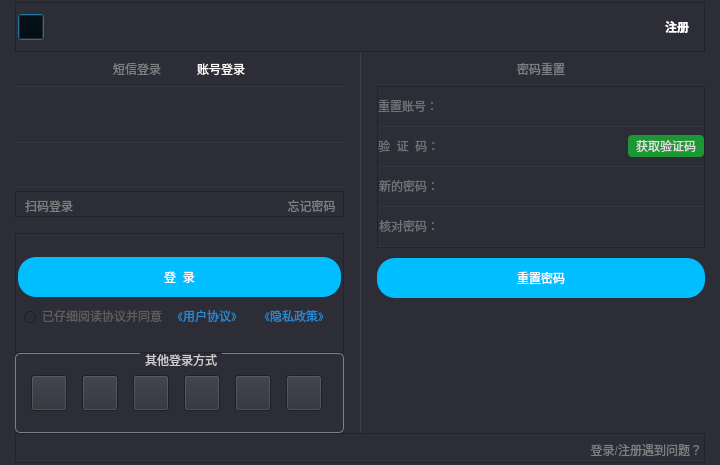
huizhang556/pc-video-player, file VideoPlayer/login/NewLoginForm.ui: the form before one commit.
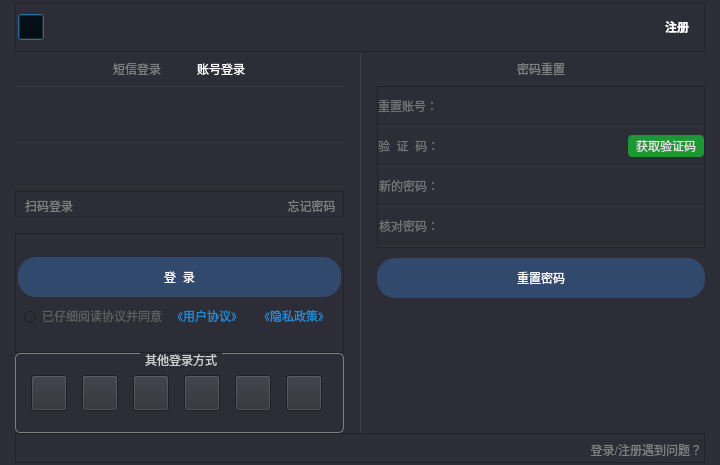
The form after the commit. The open tabs and pages were chosen to show the change. Icons and pictures are not drawn. Custom widgets are drawn as their Qt base class.

```diff
--- a/VideoPlayer/login/NewLoginForm.ui
+++ b/VideoPlayer/login/NewLoginForm.ui
@@ -996,18 +996,23 @@
                       </size>
                      </property>
                      <property name="styleSheet">
-                      <string notr="true">QPushButton
+                      <string notr="true">
+QPushButton
 {
 color: white;
 font: 75 12pt &quot;Microsoft YaHei UI&quot;;
 border-radius: 18px;
-background-color:#00beff;
+background-color: rgba(53, 84, 135,0.7);
 }
 
 QPushButton:hover
 {
-color: ;
-}</string>
+color: #a4cc27;
+border: 2px solid #a1a1ff;
+background-color: rgba(53, 84, 135,0.9);
+}
+
+</string>
                      </property>
                      <property name="text">
                       <string>登  录</string>
@@ -3441,34 +3446,54 @@
                 </layout>
                </widget>
               </item>
+              <item>
+               <spacer name="verticalSpacer_9">
+                <property name="orientation">
+                 <enum>Qt::Vertical</enum>
+                </property>
+                <property name="sizeType">
+                 <enum>QSizePolicy::Fixed</enum>
+                </property>
+                <property name="sizeHint" stdset="0">
+                 <size>
+                  <width>20</width>
+                  <height>10</height>
+                 </size>
+                </property>
+               </spacer>
+              </item>
               <item>
                <widget class="QPushButton" name="pushButton_resetPwd">
                 <property name="minimumSize">
                  <size>
                   <width>0</width>
-                  <height>50</height>
+                  <height>40</height>
                  </size>
                 </property>
                 <property name="maximumSize">
                  <size>
                   <width>16777215</width>
-                  <height>50</height>
+                  <height>40</height>
                  </size>
                 </property>
                 <property name="styleSheet">
-                 <string notr="true">QPushButton
+                 <string notr="true">
+QPushButton
 {
 color: white;
-margin-top: 10px;
 font: 75 12pt &quot;Microsoft YaHei UI&quot;;
 border-radius: 18px;
-background-color:#00beff;
+background-color: rgba(53, 84, 135,0.7);
 }
 
 QPushButton:hover
 {
-color: #d81e06;
-}</string>
+color: #a4cc27;
+border: 2px solid #a1a1ff;
+background-color: rgba(53, 84, 135,0.9);
+}
+
+</string>
                 </property>
                 <property name="text">
                  <string>重置密码</string>
```
Left out of the diff: 39 changed lines with no effect on the pictures.
